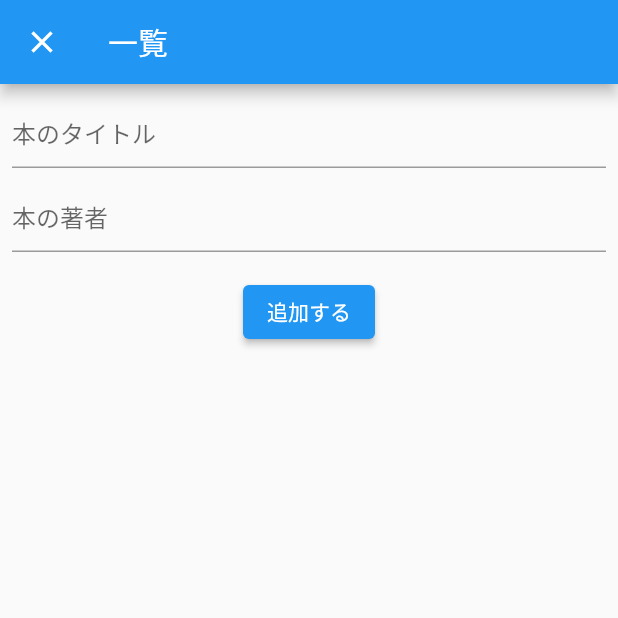
After one commit to sunachun/sample, a Flutter app: the screen it shows after launch, after a tap on the "add" icon, on a phone screen of 412 x 824 dp, the top half of it. The commit adds this screen. Run offline on Flutter 3.47's test engine with Material 2 defaults, Android fonts, the phone set to English and light mode, and no system bars; our stand-ins replace cloud_firestore, firebase_core; accounts and stored records are empty.

Commit message:
値の追加

```diff
--- /dev/null
+++ b/lib/add_book/add_book_model.dart
@@ -0,0 +1,24 @@
+import 'package:cloud_firestore/cloud_firestore.dart';
+import 'package:flutter/material.dart';
+
+class AddBookModel extends ChangeNotifier {
+  String title;
+  String author;
+
+  Future addBook() async {
+    if (title == null || title == "") {
+      throw 'タイトルが入力されていません';
+    }
+    if (author == null || author.isEmpty) {
+      throw '著者が入力されていません';
+    }
+
+    // firestoreに追加
+    await FirebaseFirestore.instance.collection('books').add(
+      {
+        'title': title,
+        'author': author,
+      },
+    );
+  }
+}
--- /dev/null
+++ b/lib/add_book/add_book_page.dart
@@ -0,0 +1,61 @@
+import 'package:flutter/material.dart';
+import 'package:provider/provider.dart';
+import 'package:sample_list/add_book/add_book_model.dart';
+
+class AddBookPage extends StatelessWidget {
+  @override
+  Widget build(BuildContext context) {
+    return ChangeNotifierProvider<AddBookModel>(
+      create: (_) => AddBookModel(),
+      child: Scaffold(
+        appBar: AppBar(
+          title: Text('一覧'),
+        ),
+        body: Center(
+          child: Consumer<AddBookModel>(builder: (context, model, child) {
+            return Padding(
+              padding: const EdgeInsets.all(8.0),
+              child: Column(
+                children: <Widget>[
+                  TextField(
+                    decoration: InputDecoration(
+                      hintText: '本のタイトル',
+                    ),
+                    onChanged: (text) {
+                      model.title = text;
+                    },
+                  ),
+                  SizedBox(height: 8),
+                  TextField(
+                    decoration: InputDecoration(
+                      hintText: '本の著者',
+                    ),
+                    onChanged: (text) {
+                      model.author = text;
+                    },
+                  ),
+                  SizedBox(height: 16),
+                  ElevatedButton(
+                    onPressed: () async {
+                      try {
+                        await model.addBook();
+                        Navigator.of(context).pop(true);
+                      } catch (e) {
+                        final snackBar = SnackBar(
+                          backgroundColor: Colors.red,
+                          content: Text(e.toString()),
+                        );
+                        ScaffoldMessenger.of(context).showSnackBar(snackBar);
+                      }
+                    },
+                    child: Text('追加する'),
+                  ),
+                ],
+              ),
+            );
+          }),
+        ),
+      ),
+    );
+  }
+}
--- a/lib/book_list/book_list_model.dart
+++ b/lib/book_list/book_list_model.dart
@@ -3,21 +3,20 @@
 import 'package:sample_list/domain/book.dart';
 
 class BookListModel extends ChangeNotifier {
-  final Stream<QuerySnapshot> _userStream =
-      FirebaseFirestore.instance.collection('books').snapshots();
-
   List<Book> books;
 
-  void fetchBookList() {
-    _userStream.listen((QuerySnapshot snapshot) {
+  void fetchBookList() async {
+    final QuerySnapshot snapshot =
+        await FirebaseFirestore.instance.collection('books').get();
+
     final List<Book> books = snapshot.docs.map((DocumentSnapshot document) {
       Map<String, dynamic> data = document.data() as Map<String, dynamic>;
       final String title = data['title'];
       final String author = data['author'];
       return Book(title, author);
     }).toList();
+
     this.books = books;
     notifyListeners();
-    });
   }
 }
--- a/lib/book_list/book_list_page.dart
+++ b/lib/book_list/book_list_page.dart
@@ -1,6 +1,7 @@
 import 'package:cloud_firestore/cloud_firestore.dart';
 import 'package:flutter/material.dart';
 import 'package:provider/provider.dart';
+import 'package:sample_list/add_book/add_book_page.dart';
 import 'package:sample_list/domain/book.dart';
 
 import 'book_list_model.dart';
@@ -35,11 +36,32 @@
             );
           }),
         ),
-        floatingActionButton: FloatingActionButton(
-          onPressed: null,
-          tooltip: 'Increment',
-          child: Icon(Icons.add),
-        ), // This trailing comma makes auto-formatting nicer for build methods.
+        floatingActionButton:
+            Consumer<BookListModel>(builder: (context, model, child) {
+          return FloatingActionButton(
+            onPressed: () async {
+              final bool added = await Navigator.push(
+                context,
+                MaterialPageRoute(
+                  builder: (context) => AddBookPage(),
+                  fullscreenDialog: true,
+                ),
+              );
+
+              if (added != null && added) {
+                final snackBar = SnackBar(
+                  backgroundColor: Colors.green,
+                  content: Text('本を追加しました'),
+                );
+                ScaffoldMessenger.of(context).showSnackBar(snackBar);
+              }
+
+              model.fetchBookList();
+            },
+            tooltip: 'Increment',
+            child: Icon(Icons.add),
+          );
+        }), // This trailing comma makes auto-formatting nicer for build methods.
       ),
     );
   }
```
Lines whose indentation alone changed are shown as unchanged.
